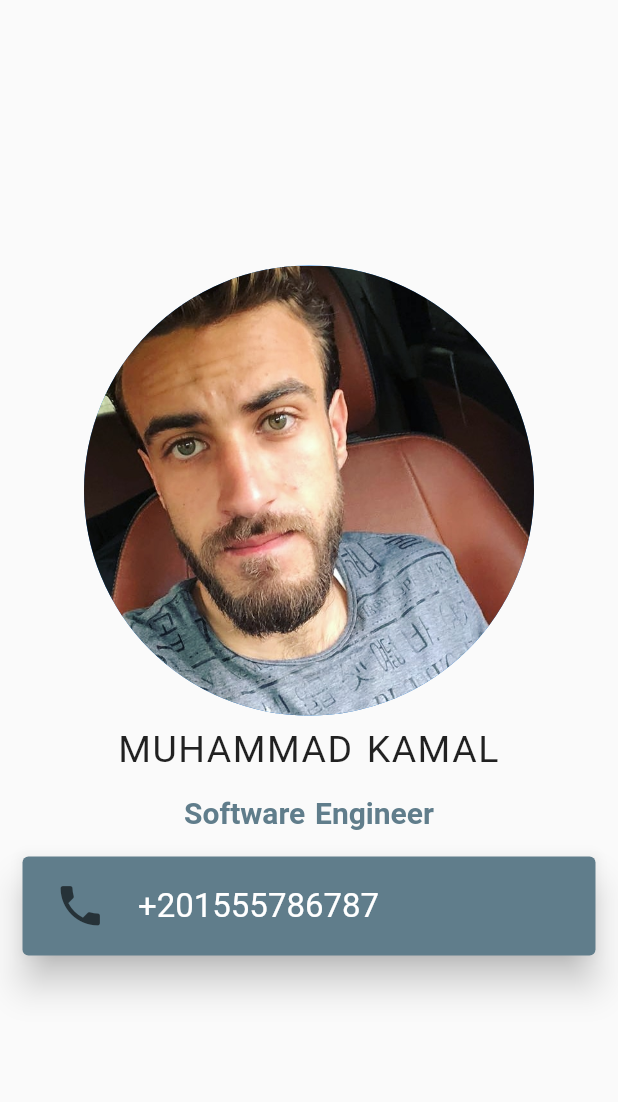
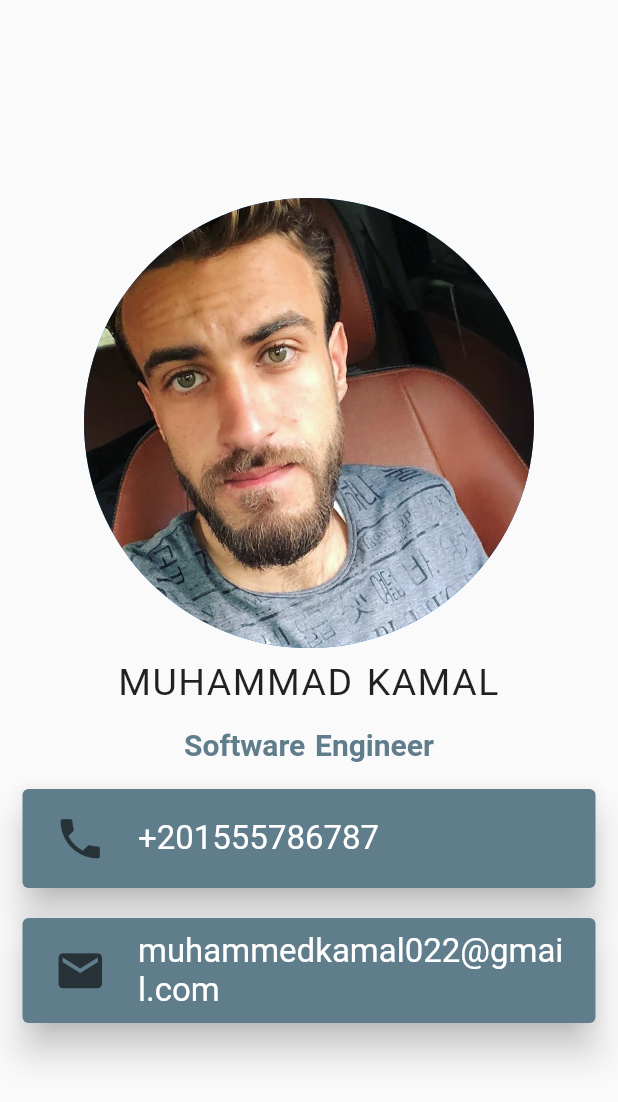
Before and after one commit to muhammedkamal/ItSharksDiploma, a Flutter app: the screen it shows after launch, on a phone screen of 412 x 824 dp. Shown: the top 1102 px of the screen. Run offline on Flutter 3.47's test engine with Material 2 defaults, Android fonts, the phone set to English and light mode, and no system bars.

Commit message:
extract contact card widget

```diff
--- a/personal_app/lib/main.dart
+++ b/personal_app/lib/main.dart
@@ -69,7 +69,28 @@
               textAlign: TextAlign.center,
             ),
           ),
-          GestureDetector(
+          const ContactCard(
+            contactInfo: '+201555786787',
+            icon: Icons.phone,
+          ),
+          const ContactCard(
+            contactInfo: 'muhammedkamal022@gmail.com',
+            icon: Icons.email,
+          ),
+        ],
+      ),
+    );
+  }
+}
+
+class ContactCard extends StatelessWidget {
+  final String contactInfo;
+  final IconData icon;
+  const ContactCard({required this.contactInfo, required this.icon});
+
+  @override
+  Widget build(BuildContext context) {
+    return GestureDetector(
       child: Card(
         elevation: 10,
         color: Colors.blueGrey,
@@ -83,14 +104,14 @@
           child: ListTile(
             //it was a row children: <Widget>[
             leading: Icon(
-                    Icons.phone,
+              icon,
               color: Colors.blueGrey[900],
               size: 35.0,
             ),
             //SizedBox(width: 15.0,),
-                  title: const Text(
-                    '+201555786787',
-                    style: TextStyle(
+            title: Text(
+              contactInfo,
+              style: const TextStyle(
                 color: Colors.white,
                 fontSize: 22.0,
               ),
@@ -98,9 +119,6 @@
           ),
         ),
       ),
-          ),
-        ],
-      ),
     );
   }
 }
```
Lines whose indentation alone changed are shown as unchanged.
